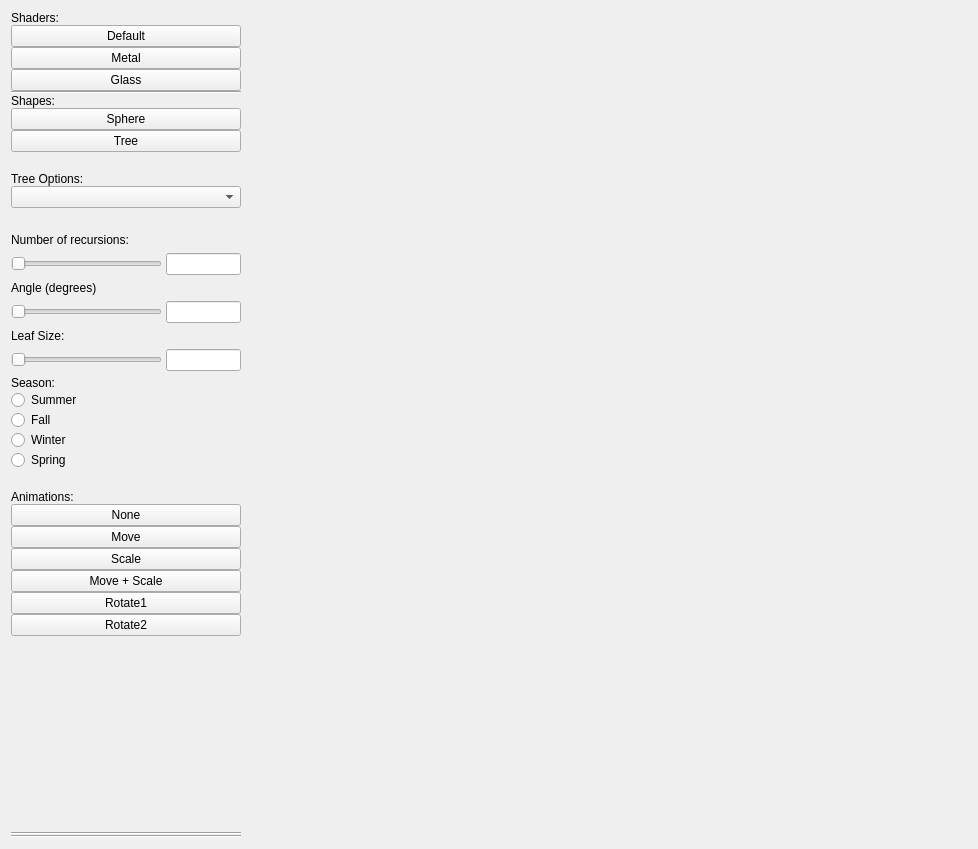
This is ui/mainwindow.ui in artset/seasonal-trees as Qt 5 draws it before an edit. The edited form follows.
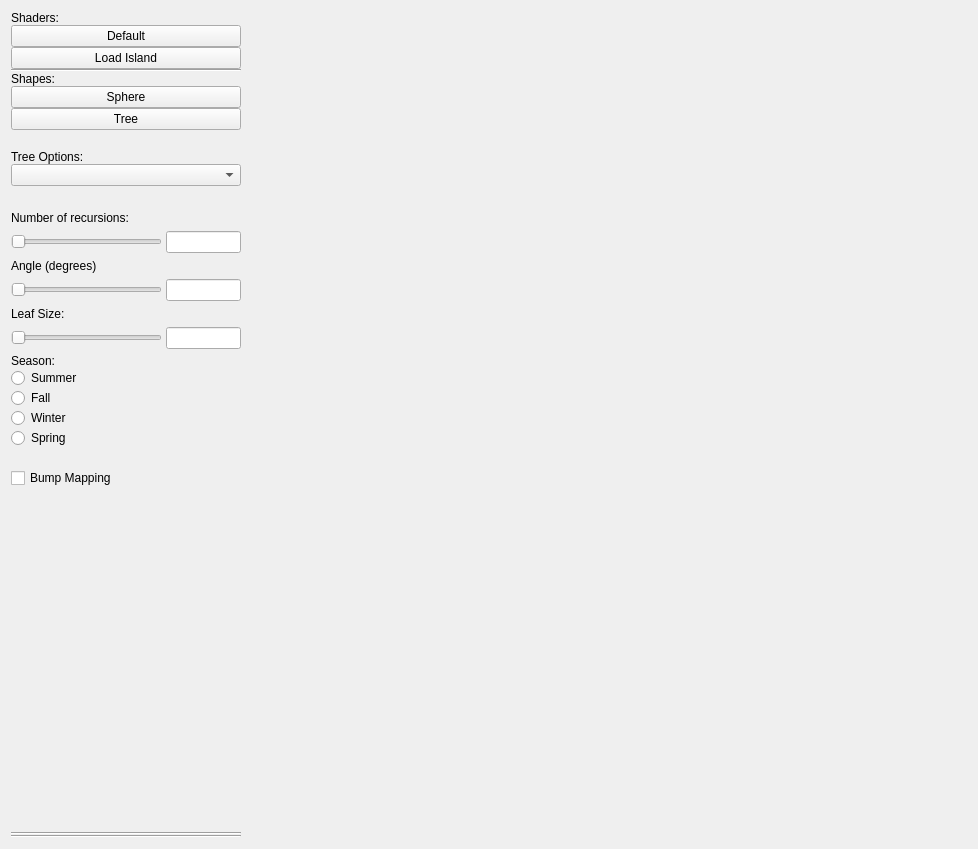
This is the edited form.

Commit message: Removed Metal UI button, added Bump Mapping Checkbox, Updated README, removed Animation UI

The edit to the form file:
```diff
--- a/ui/mainwindow.ui
+++ b/ui/mainwindow.ui
@@ -25,7 +25,7 @@
    </property>
    <layout class="QHBoxLayout" name="horizontalLayout" stretch="0,3,0">
     <item>
-     <layout class="QVBoxLayout" name="verticalLayout" stretch="0,0,0,0,0,0,0,0,0,0,0,0,0,0,0,0,0,0,0,0,0,0,0,0,0,0,0,0,0">
+     <layout class="QVBoxLayout" name="verticalLayout" stretch="0,0,0,0,0,0,0,0,0,0,0,0,0,0,0,0,0,0,0,0,0,0">
       <property name="spacing">
        <number>0</number>
       </property>
@@ -61,17 +61,10 @@
         </property>
        </widget>
       </item>
-      <item>
-       <widget class="QPushButton" name="shader1Button">
-        <property name="text">
-         <string>Metal</string>
-        </property>
-       </widget>
-      </item>
       <item>
        <widget class="QPushButton" name="shader2Button">
         <property name="text">
-         <string>Glass</string>
+         <string>Load Island</string>
         </property>
        </widget>
       </item>
@@ -274,51 +267,9 @@
        </spacer>
       </item>
       <item>
-       <widget class="QLabel" name="label_3">
+       <widget class="QCheckBox" name="bumpMapCheckbox">
         <property name="text">
-         <string>Animations:</string>
-        </property>
-       </widget>
-      </item>
-      <item>
-       <widget class="QPushButton" name="animNoneButton">
-        <property name="text">
-         <string>None</string>
-        </property>
-       </widget>
-      </item>
-      <item>
-       <widget class="QPushButton" name="animMoveButton">
-        <property name="text">
-         <string>Move</string>
-        </property>
-       </widget>
-      </item>
-      <item>
-       <widget class="QPushButton" name="animScaleButton">
-        <property name="text">
-         <string>Scale</string>
-        </property>
-       </widget>
-      </item>
-      <item>
-       <widget class="QPushButton" name="animScaleMoveButton">
-        <property name="text">
-         <string>Move + Scale</string>
-        </property>
-       </widget>
-      </item>
-      <item>
-       <widget class="QPushButton" name="animRotate1Button">
-        <property name="text">
-         <string>Rotate1</string>
-        </property>
-       </widget>
-      </item>
-      <item>
-       <widget class="QPushButton" name="animRotate2Button">
-        <property name="text">
-         <string>Rotate2</string>
+         <string>Bump Mapping</string>
         </property>
        </widget>
       </item>
```
The commit also changes 9 other files.
